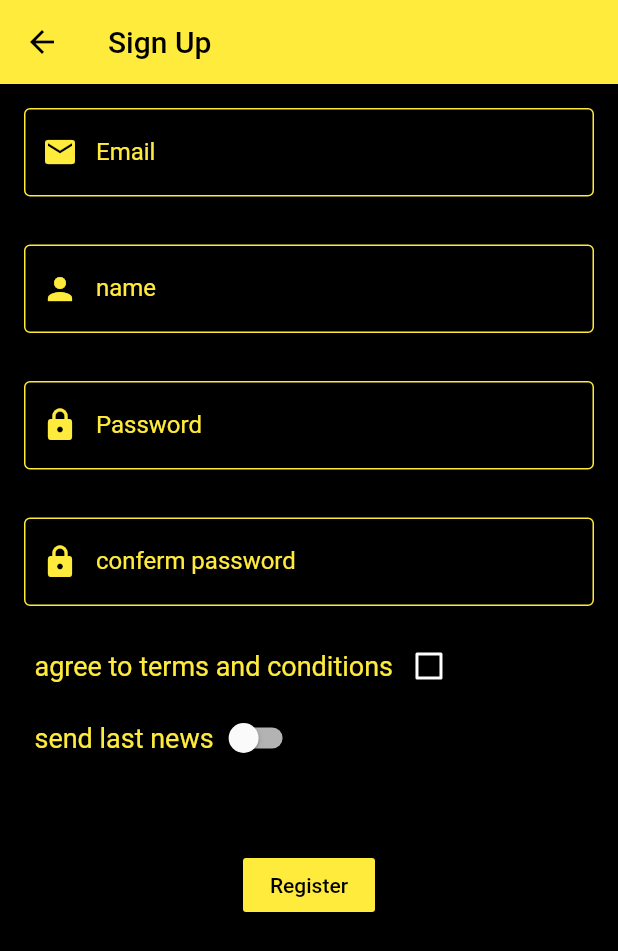
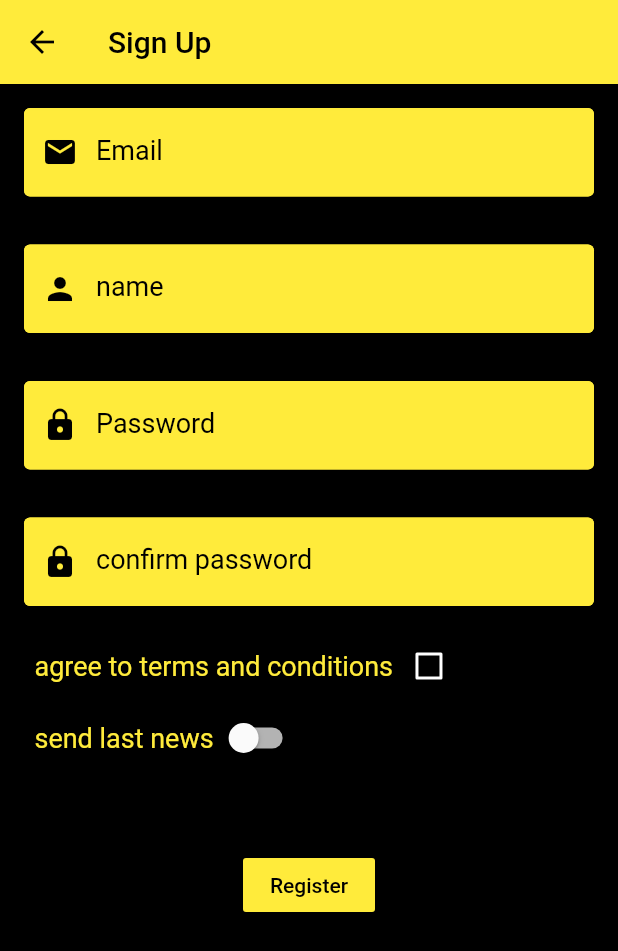
Before and after one commit to mohashem95/WatchFlix, a Flutter app: the SignUp screen opened by its route, on a phone screen of 412 x 824 dp. Shown: the top 951 px of the screen. Run offline on Flutter 3.47's test engine with Material 2 defaults, Android fonts, the phone set to English and light mode, and no system bars; our stand-ins replace camera, sqflite; missing offline and left inert: contactus; accounts and stored records are empty.

```diff
--- a/lib/signup.dart
+++ b/lib/signup.dart
@@ -148,9 +148,11 @@ class _SignUpState extends State<SignUp> {
                   controller: email,
                   cursorColor: Colors.red,
                   decoration: InputDecoration(
-                    prefixIcon: Icon(Icons.email, color: Colors.yellow),
+                    filled: true,
+                    fillColor: Colors.yellow,
+                    prefixIcon: Icon(Icons.email, color: Colors.black),
                     labelText: 'Email',
-                    labelStyle: TextStyle(color: Colors.yellow),
+                    labelStyle: TextStyle(color: Colors.black,fontSize: 18,backgroundColor: Colors.yellow),
                     enabledBorder: OutlineInputBorder(
                         borderSide: BorderSide(color: Colors.yellow)),
                     border: OutlineInputBorder(),
@@ -163,9 +165,11 @@ class _SignUpState extends State<SignUp> {
                   controller: name,
                   cursorColor: Colors.red,
                   decoration: InputDecoration(
-                    prefixIcon: Icon(Icons.person, color: Colors.yellow),
+                    filled: true,
+                    fillColor: Colors.yellow,
+                    prefixIcon: Icon(Icons.person, color: Colors.black),
                     labelText: 'name',
-                    labelStyle: TextStyle(color: Colors.yellow),
+                    labelStyle: TextStyle(color: Colors.black,fontSize: 18,backgroundColor: Colors.yellow),
                     enabledBorder: OutlineInputBorder(
                         borderSide: BorderSide(
                       color: Colors.yellow,
@@ -180,9 +184,11 @@ class _SignUpState extends State<SignUp> {
                   controller: password,
                   cursorColor: Colors.red,
                   decoration: InputDecoration(
-                    prefixIcon: Icon(Icons.lock, color: Colors.yellow),
+                    filled: true,
+                    fillColor: Colors.yellow,
+                    prefixIcon: Icon(Icons.lock, color: Colors.black),
                     labelText: 'Password',
-                    labelStyle: TextStyle(color: Colors.yellow),
+                    labelStyle: TextStyle(color: Colors.black,fontSize: 18,backgroundColor: Colors.yellow),
                     enabledBorder: OutlineInputBorder(
                         borderSide: BorderSide(color: Colors.yellow)),
                     border: OutlineInputBorder(),
@@ -195,9 +201,11 @@ class _SignUpState extends State<SignUp> {
                   controller: password2,
                   cursorColor: Colors.red,
                   decoration: InputDecoration(
-                    prefixIcon: Icon(Icons.lock, color: Colors.yellow),
-                    labelText: 'conferm password',
-                    labelStyle: TextStyle(color: Colors.yellow),
+                    filled: true,
+                    fillColor: Colors.yellow,
+                    prefixIcon: Icon(Icons.lock, color: Colors.black),
+                    labelText: 'confirm password',
+                    labelStyle: TextStyle(color: Colors.black,fontSize: 18,backgroundColor: Colors.yellow),
                     enabledBorder: OutlineInputBorder(
                         borderSide: BorderSide(color: Colors.yellow)),
                     border: OutlineInputBorder(),
```
Also changed, not shown: lib/profile.dart (+25 -3 lines), lib/signin.dart (+11 -6 lines).
